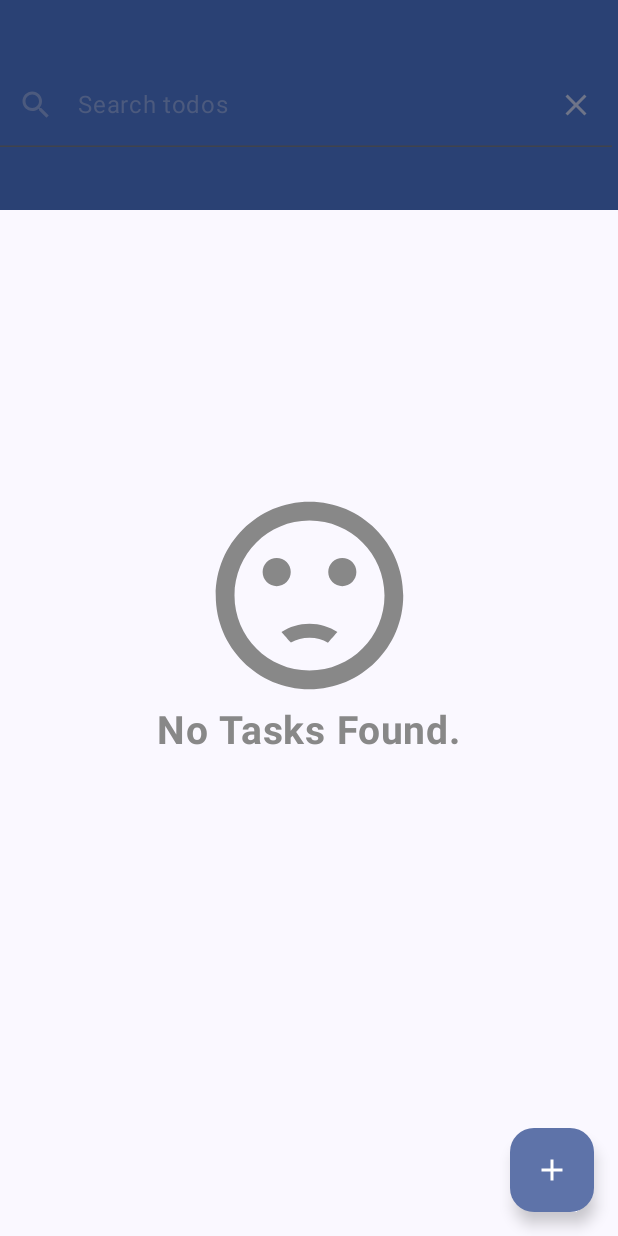
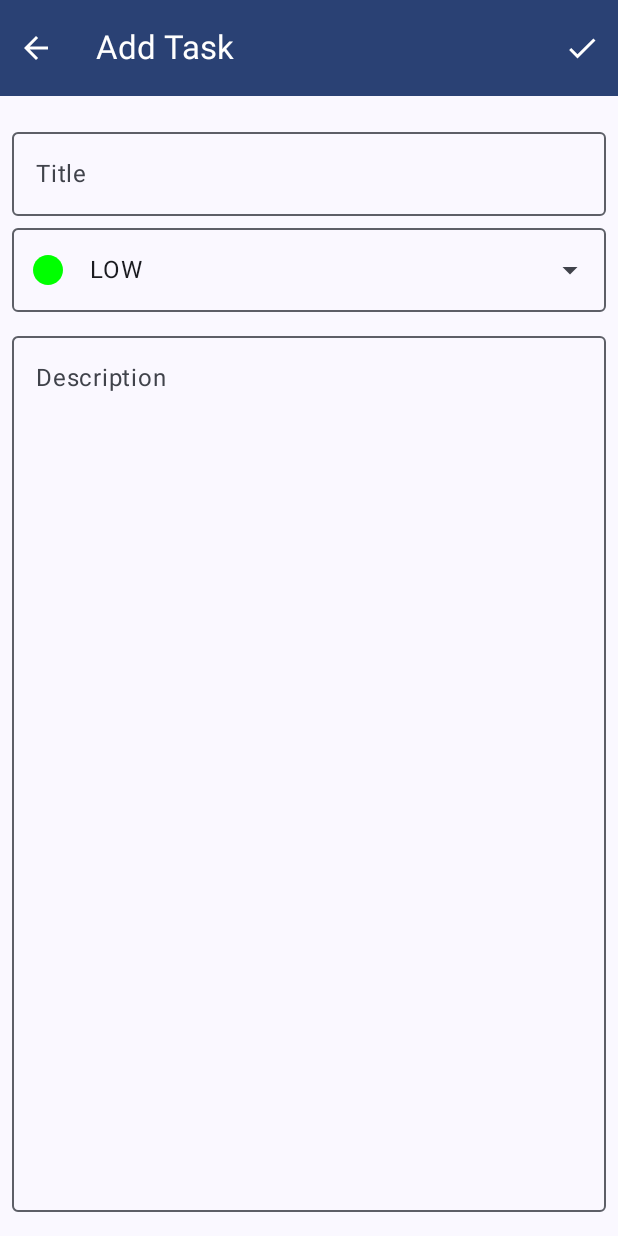
Before and after one commit to yurii-android-dev/My_To_Do, an Android app built with Jetpack Compose: the screen it shows after launch (MainActivity), after a tap on "Add Icon", on a phone screen of 412 x 824 dp. Run offline under Robolectric (Android 15) with nearby library versions, the phone set to English and light mode, and no system bars; 1 other tap on this screen came first.

Commit message:
create AddTodoScreen

```diff
--- a/app/src/main/java/com/example/mytodo/MyTodoApp.kt
+++ b/app/src/main/java/com/example/mytodo/MyTodoApp.kt
@@ -29,7 +29,12 @@ fun MyTodoApp(
             )
         }
         composable(Screens.AddTodo.route) {
-            AddTodoScreen()
+            AddTodoScreen(
+                navigateBackClicked = {
+                    navController.popBackStack()
+                },
+                addClicked = {}
+            )
         }
     }
 }
--- a/app/src/main/java/com/example/mytodo/Screens.kt
+++ b/app/src/main/java/com/example/mytodo/Screens.kt
@@ -3,5 +3,6 @@ package com.example.mytodo
 sealed class Screens(val route: String) {
 
     data object Home: Screens("home_screen")
+    data object AddTodo: Screens("add_todo_screen")
 
 }
--- /dev/null
+++ b/app/src/main/java/com/example/mytodo/ui/theme/addtodo/AddTodoAndUpdateUiState.kt
@@ -0,0 +1,11 @@
+package com.example.mytodo.ui.theme.addtodo
+
+import com.example.mytodo.models.Priority
+
+data class AddTodoAndUpdateUiState(
+    val titleText: String = "",
+    val isDropDownMenuExpanded: Boolean = false,
+    val descriptionText: String = "",
+    val priority: Priority = Priority.LOW,
+    val userMessage: String = ""
+)
--- /dev/null
+++ b/app/src/main/java/com/example/mytodo/ui/theme/addtodo/AddTodoScreen.kt
@@ -0,0 +1,163 @@
+package com.example.mytodo.ui.theme.addtodo
+
+import androidx.compose.foundation.clickable
+import androidx.compose.foundation.layout.PaddingValues
+import androidx.compose.foundation.layout.padding
+import androidx.compose.material.icons.Icons
+import androidx.compose.material.icons.automirrored.filled.ArrowBack
+import androidx.compose.material.icons.filled.Check
+import androidx.compose.material3.ExperimentalMaterial3Api
+import androidx.compose.material3.Icon
+import androidx.compose.material3.MaterialTheme
+import androidx.compose.material3.Scaffold
+import androidx.compose.material3.Text
+import androidx.compose.material3.TopAppBar
+import androidx.compose.material3.TopAppBarDefaults
+import androidx.compose.runtime.Composable
+import androidx.compose.runtime.collectAsState
+import androidx.compose.ui.Modifier
+import androidx.compose.ui.res.stringResource
+import androidx.compose.ui.tooling.preview.Preview
+import androidx.compose.ui.unit.dp
+import androidx.lifecycle.viewmodel.compose.viewModel
+import com.example.mytodo.R
+import com.example.mytodo.models.Priority
+import com.example.mytodo.ui.theme.MyToDoTheme
+import com.example.mytodo.ui.theme.components.InputContentSection
+
+@Composable
+fun AddTodoScreen(
+    addTodoViewModel: AddTodoAndUpdateViewModel = viewModel(),
+    navigateBackClicked: () -> Unit,
+    addClicked: () -> Unit
+) {
+
+    val uiState = addTodoViewModel.uiState.collectAsState().value
+
+    Scaffold(
+        topBar = {
+            AddTodoTopBar(
+                navigateBackClicked = navigateBackClicked,
+                addClicked = addClicked
+            )
+        }
+    ) { paddingValues ->
+        AddTodoBody(
+            uiState = uiState,
+            titleTextChanged = addTodoViewModel::onTitleTextChanged,
+            onExpandedChange = addTodoViewModel::updateDropDownMenuExpanded,
+            onDismissRequest = { addTodoViewModel.toogleDropDownMenuExpanded() },
+            onDropdownMenuItemClicked = { priority ->
+                addTodoViewModel.updatePriority(priority)
+                addTodoViewModel.toogleDropDownMenuExpanded()
+            },
+            descriptionTextChanged = addTodoViewModel::onDescriptionTextChanged,
+            paddingValues = paddingValues
+        )
+    }
+}
+
+@Composable
+fun AddTodoBody(
+    uiState: AddTodoAndUpdateUiState,
+    titleTextChanged: (String) -> Unit,
+    onExpandedChange: (Boolean) -> Unit,
+    onDismissRequest: () -> Unit,
+    onDropdownMenuItemClicked: (Priority) -> Unit,
+    descriptionTextChanged: (String) -> Unit,
+    paddingValues: PaddingValues = PaddingValues.Absolute()
+) {
+    InputContentSection(
+        titleText = uiState.titleText,
+        titleTextChanged = titleTextChanged,
+        isExpanded = uiState.isDropDownMenuExpanded,
+        onExpandedChange = onExpandedChange,
+        priority = uiState.priority,
+        onDismissRequest = onDismissRequest,
+        onDropdownMenuItemClicked = onDropdownMenuItemClicked,
+        descriptionText = uiState.descriptionText,
+        descriptionTextChanged = descriptionTextChanged,
+        modifier = Modifier.padding(paddingValues)
+    )
+}
+
+@OptIn(ExperimentalMaterial3Api::class)
+@Composable
+fun AddTodoTopBar(
+    navigateBackClicked: () -> Unit,
+    addClicked: () -> Unit
+) {
+    TopAppBar(
+        title = {
+            Text(
+                text = stringResource(R.string.add_task),
+                modifier = Modifier.padding(start = 24.dp)
+            )
+        },
+        navigationIcon = {
+            Icon(
+                imageVector = Icons.AutoMirrored.Filled.ArrowBack,
+                contentDescription = stringResource(R.string.arrow_back_icon),
+                modifier = Modifier
+                    .padding(start = 8.dp)
+                    .clickable {
+                        navigateBackClicked()
+                    }
+            )
+        },
+        actions = {
+            Icon(
+                imageVector = Icons.Default.Check,
+                contentDescription = stringResource(R.string.check_icon),
+                modifier = Modifier
+                    .padding(end = 8.dp)
+                    .clickable {
+                        addClicked()
+                    }
+            )
+        },
+        colors = TopAppBarDefaults.topAppBarColors(
+            containerColor = MaterialTheme.colorScheme.primary,
+            titleContentColor = MaterialTheme.colorScheme.onPrimary,
+            actionIconContentColor = MaterialTheme.colorScheme.onSecondary,
+            navigationIconContentColor = MaterialTheme.colorScheme.onSecondary
+        )
+    )
+}
+
+@Preview(showBackground = true)
+@Composable
+fun AddTodoScreenPreview() {
+    MyToDoTheme {
+        AddTodoScreen(
+            navigateBackClicked = {},
+            addClicked = {}
+        )
+    }
+}
+
+@Preview(showBackground = true)
+@Composable
+fun AddTodoBodyPreview() {
+    MyToDoTheme {
+        AddTodoBody(
+            uiState = AddTodoAndUpdateUiState(),
+            titleTextChanged = {},
+            descriptionTextChanged = {},
+            onExpandedChange = {},
+            onDismissRequest = {},
+            onDropdownMenuItemClicked = {}
+        )
+    }
+}
+
+@Preview(showBackground = true)
+@Composable
+fun AddTodoTopBarPreview() {
+    MyToDoTheme {
+        AddTodoTopBar(
+            navigateBackClicked = {},
+            addClicked = {}
+        )
+    }
+}
--- /dev/null
+++ b/app/src/main/java/com/example/mytodo/ui/theme/components/InputContentSection.kt
@@ -0,0 +1,110 @@
+package com.example.mytodo.ui.theme.components
+
+import androidx.compose.foundation.layout.Column
+import androidx.compose.foundation.layout.Spacer
+import androidx.compose.foundation.layout.fillMaxSize
+import androidx.compose.foundation.layout.fillMaxWidth
+import androidx.compose.foundation.layout.height
+import androidx.compose.foundation.layout.padding
+import androidx.compose.material.icons.Icons
+import androidx.compose.material.icons.filled.Circle
+import androidx.compose.material3.DropdownMenu
+import androidx.compose.material3.DropdownMenuItem
+import androidx.compose.material3.ExperimentalMaterial3Api
+import androidx.compose.material3.ExposedDropdownMenuBox
+import androidx.compose.material3.ExposedDropdownMenuDefaults
+import androidx.compose.material3.Icon
+import androidx.compose.material3.OutlinedTextField
+import androidx.compose.material3.Text
+import androidx.compose.runtime.Composable
+import androidx.compose.ui.Modifier
+import androidx.compose.ui.res.stringResource
+import androidx.compose.ui.unit.dp
+import com.example.mytodo.R
+import com.example.mytodo.data.LocalSortPopupData
+import com.example.mytodo.models.Priority
+import com.example.mytodo.util.toIconColor
+
+@OptIn(ExperimentalMaterial3Api::class)
+@Composable
+fun InputContentSection(
+    modifier: Modifier = Modifier,
+    titleText: String,
+    titleTextChanged: (String) -> Unit,
+    isExpanded: Boolean,
+    onExpandedChange: (Boolean) -> Unit,
+    priority: Priority,
+    onDismissRequest: () -> Unit,
+    onDropdownMenuItemClicked: (Priority) -> Unit,
+    descriptionText: String,
+    descriptionTextChanged: (String) -> Unit,
+) {
+
+    val options = LocalSortPopupData.options.filter{ option ->
+        option != LocalSortPopupData.options.last()
+    }
+
+    Column(
+        modifier = modifier
+            .fillMaxSize()
+            .padding(horizontal = 8.dp, vertical = 16.dp)
+    ) {
+        OutlinedTextField(
+            value = titleText,
+            onValueChange = titleTextChanged,
+            modifier = Modifier.fillMaxWidth(),
+            label = { Text(text = stringResource(R.string.title_label)) }
+        )
+        Spacer(modifier = Modifier.height(8.dp))
+        ExposedDropdownMenuBox(
+            expanded = isExpanded,
+            onExpandedChange = onExpandedChange,
+            modifier = Modifier.fillMaxWidth()
+        ) {
+            OutlinedTextField(
+                value = priority.name,
+                onValueChange = {},
+                readOnly = true,
+                leadingIcon = {
+                    Icon(
+                        imageVector = Icons.Default.Circle,
+                        contentDescription = stringResource(id = R.string.circle_icon),
+                        tint = priority.toIconColor()
+                    )
+                },
+                trailingIcon = {
+                    ExposedDropdownMenuDefaults.TrailingIcon(expanded = isExpanded)
+                },
+                modifier = Modifier
+                    .menuAnchor()
+                    .fillMaxWidth()
+            )
+            DropdownMenu(
+                expanded = isExpanded,
+                onDismissRequest = onDismissRequest,
+                modifier = Modifier.exposedDropdownSize()
+            ) {
+                options.forEach { option ->
+                    DropdownMenuItem(
+                        text = { Text(text = option.type.name ) },
+                        onClick = { onDropdownMenuItemClicked(option.type) },
+                        leadingIcon = {
+                            Icon(
+                                imageVector = Icons.Default.Circle,
+                                contentDescription = stringResource(id = R.string.circle_icon),
+                                tint = option.color
+                            )
+                        }
+                    )
+                }
+            }
+        }
+        Spacer(modifier = Modifier.height(8.dp))
+        OutlinedTextField(
+            value = descriptionText,
+            onValueChange = descriptionTextChanged,
+            label = { Text(text = stringResource(R.string.description_label)) },
+            modifier = Modifier.fillMaxSize()
+        )
+    }
+}
--- a/app/src/main/res/values/strings.xml
+++ b/app/src/main/res/values/strings.xml
@@ -14,4 +14,14 @@
     <string name="delete_all_alert_dialog_text">Are you sure you want to remove all Tasks? There is no going back after this action.</string>
     <string name="sad_emoji_icon">Sad Emoji Icon</string>
     <string name="add_icon">Add Icon</string>
+    <string name="add_task">Add Task</string>
+    <string name="arrow_back_icon">Arrow back icon</string>
+    <string name="check_icon">Check icon</string>
+    <string name="title_label">Title</string>
+    <string name="low">LOW</string>
+    <string name="medium">MEDIUM</string>
+    <string name="high">HIGH</string>
+    <string name="description_label">Description</string>
+    <string name="close_icon">Close icon</string>
+    <string name="delete_icon">Delete icon</string>
 </resources>
```
Also changed, not shown: app/src/main/java/com/example/mytodo/ui/theme/addtodo/AddTodoAndUpdateViewModel.kt (added, +44 -0 lines).
